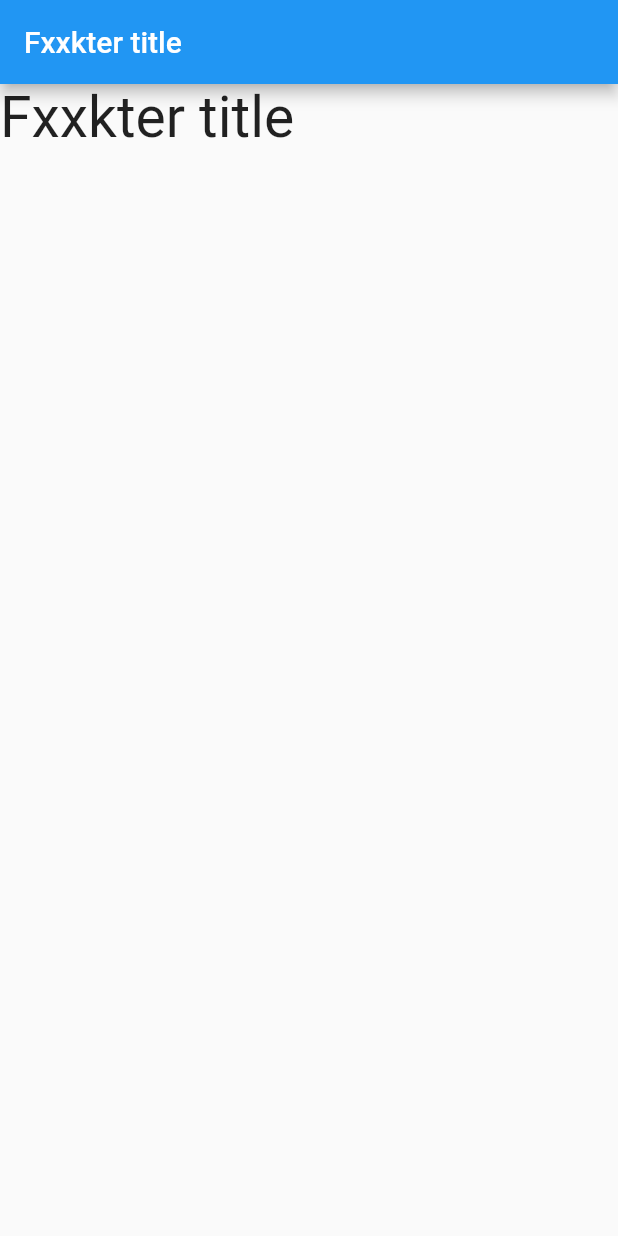
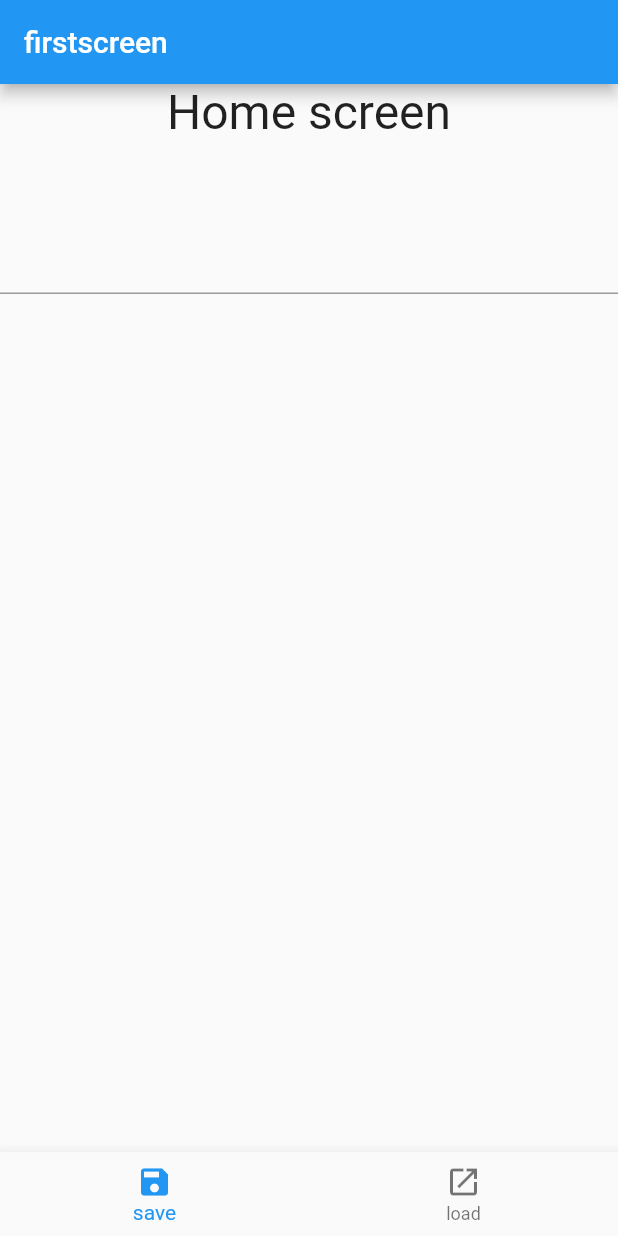
Before and after one commit to shtakai/udonfluttre, a Flutter app: the screen it shows after launch, on a phone screen of 412 x 824 dp. Run offline on Flutter 3.47's test engine with Material 2 defaults, Android fonts, the phone set to English and light mode, and no system bars.

Commit message:
Read/Save file

```diff
--- /dev/null
+++ b/assets/data.txt
@@ -0,0 +1,2 @@
+this was moron.
+これはファック野郎だ
--- a/lib/main.dart
+++ b/lib/main.dart
@@ -1,4 +1,8 @@
 import 'package:flutter/material.dart';
+
+import 'dart:async';
+import 'dart:io';
+import 'package:path_provider/path_provider.dart';
 
 void main() => runApp(MyApp());
 
@@ -8,33 +12,117 @@ class MyApp extends StatelessWidget {
   @override
   Widget build(BuildContext context) {
     return new MaterialApp(
-        title: 'fuck kill destroy',
-        home: new MyHomePage(
-          title: this.title,
-        ));
+      title: 'fuck kill destroy',
+      initialRoute: '/',
+      routes: {
+        '/': (context) => FirstScreen(),
+      },
+    );
   }
 }
 
-class MyHomePage extends StatefulWidget {
-  final String title;
-
-  MyHomePage({this.title}) : super();
+class FirstScreen extends StatefulWidget {
+  FirstScreen({Key key}) : super(key: key);
 
   @override
-  _MyHomePageState createState() => new _MyHomePageState();
+  _FirstScreenState createState() => new _FirstScreenState();
 }
 
-class _MyHomePageState extends State<MyHomePage> {
+class _FirstScreenState extends State<FirstScreen> {
+  final _controller = TextEditingController();
+  final _fname = 'mydata.txt';
+
   @override
   Widget build(BuildContext context) {
     return Scaffold(
       appBar: AppBar(
-        title: Text(widget.title),
+        title: Text('firstscreen'),
       ),
-      body: Text(
-        widget.title,
-        style: TextStyle(fontSize: 38.0),
+      body: Column(
+        children: <Widget>[
+          Text(
+            'Home screen',
+            style: TextStyle(
+              fontSize: 32.0,
+            ),
+          ),
+          Padding(
+            padding: EdgeInsets.all(20.0),
+          ),
+          TextField(
+            controller: _controller,
+            style: TextStyle(
+              fontSize: 32.0,
+            ),
+          ),
+        ],
+      ),
+      bottomNavigationBar: BottomNavigationBar(
+        currentIndex: 0,
+        items: <BottomNavigationBarItem>[
+          BottomNavigationBarItem(
+            title: Text('save'),
+            icon: Icon(Icons.save),
+          ),
+          BottomNavigationBarItem(
+            title: Text('load'),
+            icon: Icon(Icons.open_in_new),
+          ),
+        ],
+        onTap: (int value) {
+          switch (value) {
+            case 0:
+              saveIt(_controller.text);
+              setState(() {
+                _controller.text = '';
+              });
+              showDialog(
+                context: context,
+                builder: (BuildContext context) => AlertDialog(
+                  title: Text('saved'),
+                  content: Text('save message to file'),
+                ),
+              );
+              break;
+            case 1:
+              loadIt().then((String value) {
+                setState(() {
+                  _controller.text = value;
+                });
+              });
+              showDialog(
+                context: context,
+                builder: (BuildContext context) => AlertDialog(
+                  title: Text('loaded'),
+                  content: Text('load message from file'),
+                ),
+              );
+              break;
+            default:
+              print('no default');
+          }
+        },
       ),
     );
   }
+
+  Future<File> getDataFile(String filemane) async {
+    final directory = await getApplicationDocumentsDirectory();
+    return File(directory.path + '/' + filemane);
+  }
+
+  void saveIt(String value) async {
+    getDataFile(_fname).then((File file) {
+      file.writeAsString(value);
+    });
+  }
+
+  Future<String> loadIt() async {
+    try {
+      final file = await getDataFile(_fname);
+      return file.readAsString();
+    } catch (e) {
+      return null;
+    }
+  }
 }
--- a/pubspec.yaml
+++ b/pubspec.yaml
@@ -23,6 +23,7 @@ dependencies:
   # The following adds the Cupertino Icons font to your application.
   # Use with the CupertinoIcons class for iOS style icons.
   cupertino_icons: ^0.1.2
+  path_provider: any
 
 dev_dependencies:
   flutter_test:
@@ -34,6 +35,8 @@ dev_dependencies:
 
 # The following section is specific to Flutter.
 flutter:
+  assets:
+    - assets/data.txt
 
   # The following line ensures that the Material Icons font is
   # included with your application, so that you can use the icons in
```
Also changed, not shown: pubspec.lock, 6 other files.
